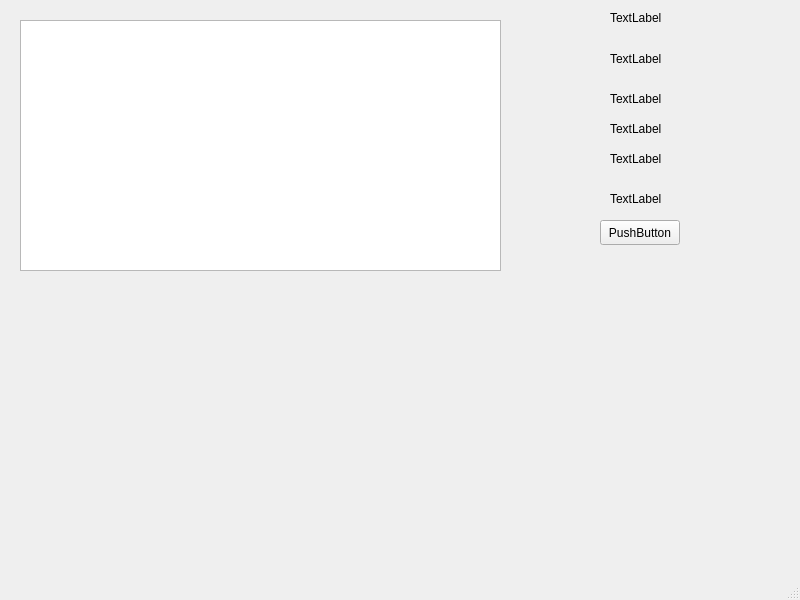
Above: mainwindow.ui from Dash-02/projects_db before the change. Below: the same form after it.
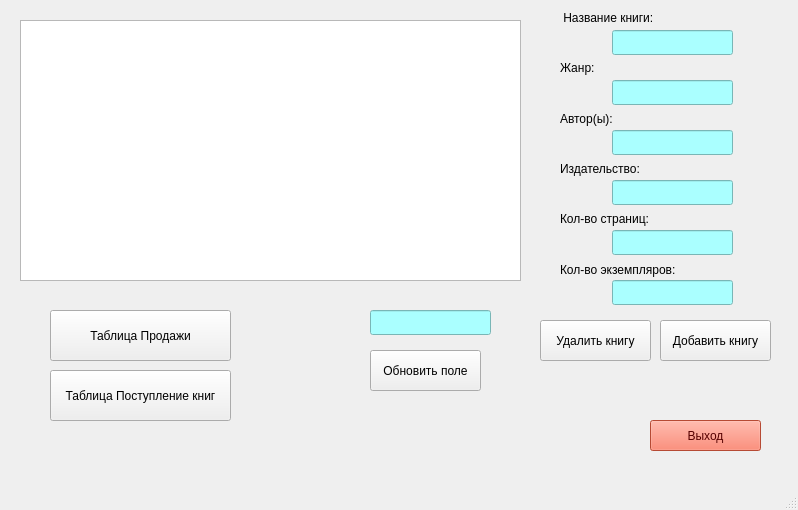
That is the form after the change.

The edit to the form file:
```diff
--- a/mainwindow.ui
+++ b/mainwindow.ui
@@ -6,64 +6,51 @@
    <rect>
     <x>0</x>
     <y>0</y>
-    <width>800</width>
-    <height>600</height>
+    <width>798</width>
+    <height>510</height>
    </rect>
   </property>
   <property name="windowTitle">
    <string>MainWindow</string>
   </property>
   <widget class="QWidget" name="centralwidget">
-   <widget class="QLabel" name="label_5">
+   <widget class="QPushButton" name="AddBtn">
     <property name="geometry">
      <rect>
-      <x>610</x>
-      <y>190</y>
-      <width>54</width>
-      <height>17</height>
+      <x>660</x>
+      <y>320</y>
+      <width>111</width>
+      <height>41</height>
      </rect>
     </property>
     <property name="text">
-     <string>TextLabel</string>
-    </property>
-   </widget>
-   <widget class="QPushButton" name="pushButton">
-    <property name="geometry">
-     <rect>
-      <x>600</x>
-      <y>220</y>
-      <width>80</width>
-      <height>25</height>
-     </rect>
-    </property>
-    <property name="text">
-     <string>PushButton</string>
+     <string>Добавить книгу</string>
     </property>
    </widget>
    <widget class="QLabel" name="nameTable">
     <property name="geometry">
      <rect>
-      <x>610</x>
+      <x>560</x>
       <y>10</y>
-      <width>81</width>
+      <width>111</width>
       <height>16</height>
      </rect>
     </property>
     <property name="text">
-     <string>TextLabel</string>
+     <string> Название книги:</string>
     </property>
    </widget>
    <widget class="QLabel" name="label_2">
     <property name="geometry">
      <rect>
-      <x>610</x>
-      <y>90</y>
-      <width>54</width>
+      <x>560</x>
+      <y>160</y>
+      <width>91</width>
       <height>17</height>
      </rect>
     </property>
     <property name="text">
-     <string>TextLabel</string>
+     <string>Издательство:</string>
     </property>
    </widget>
    <widget class="QTableView" name="tableView">
@@ -71,48 +58,228 @@
      <rect>
       <x>20</x>
       <y>20</y>
-      <width>481</width>
-      <height>251</height>
+      <width>501</width>
+      <height>261</height>
      </rect>
     </property>
    </widget>
    <widget class="QLabel" name="label_4">
     <property name="geometry">
      <rect>
-      <x>610</x>
-      <y>150</y>
-      <width>54</width>
+      <x>560</x>
+      <y>210</y>
+      <width>101</width>
       <height>17</height>
      </rect>
     </property>
     <property name="text">
-     <string>TextLabel</string>
+     <string>Кол-во страниц:</string>
     </property>
    </widget>
    <widget class="QLabel" name="label_3">
     <property name="geometry">
      <rect>
-      <x>610</x>
-      <y>120</y>
-      <width>54</width>
+      <x>560</x>
+      <y>110</y>
+      <width>61</width>
       <height>17</height>
      </rect>
     </property>
     <property name="text">
-     <string>TextLabel</string>
+     <string>Автор(ы):</string>
     </property>
    </widget>
    <widget class="QLabel" name="label_1">
     <property name="geometry">
      <rect>
-      <x>610</x>
-      <y>50</y>
+      <x>560</x>
+      <y>60</y>
       <width>54</width>
-      <height>17</height>
+      <height>16</height>
      </rect>
     </property>
     <property name="text">
-     <string>TextLabel</string>
+     <string>Жанр:</string>
+    </property>
+   </widget>
+   <widget class="QLineEdit" name="lineEdit">
+    <property name="geometry">
+     <rect>
+      <x>612</x>
+      <y>30</y>
+      <width>121</width>
+      <height>25</height>
+     </rect>
+    </property>
+    <property name="styleSheet">
+     <string notr="true">background-color: rgb(170, 255, 255);
+color: rgb(0, 0, 0);</string>
+    </property>
+   </widget>
+   <widget class="QLineEdit" name="lineEdit_2">
+    <property name="geometry">
+     <rect>
+      <x>612</x>
+      <y>80</y>
+      <width>121</width>
+      <height>25</height>
+     </rect>
+    </property>
+    <property name="styleSheet">
+     <string notr="true">background-color: rgb(170, 255, 255);
+color: rgb(0, 0, 0);</string>
+    </property>
+   </widget>
+   <widget class="QLineEdit" name="lineEdit_3">
+    <property name="geometry">
+     <rect>
+      <x>612</x>
+      <y>130</y>
+      <width>121</width>
+      <height>25</height>
+     </rect>
+    </property>
+    <property name="styleSheet">
+     <string notr="true">background-color: rgb(170, 255, 255);
+color: rgb(0, 0, 0);</string>
+    </property>
+   </widget>
+   <widget class="QLineEdit" name="lineEdit_4">
+    <property name="geometry">
+     <rect>
+      <x>612</x>
+      <y>180</y>
+      <width>121</width>
+      <height>25</height>
+     </rect>
+    </property>
+    <property name="styleSheet">
+     <string notr="true">background-color: rgb(170, 255, 255);
+color: rgb(0, 0, 0);</string>
+    </property>
+   </widget>
+   <widget class="QLineEdit" name="lineEdit_5">
+    <property name="geometry">
+     <rect>
+      <x>612</x>
+      <y>230</y>
+      <width>121</width>
+      <height>25</height>
+     </rect>
+    </property>
+    <property name="styleSheet">
+     <string notr="true">background-color: rgb(170, 255, 255);
+color: rgb(0, 0, 0);</string>
+    </property>
+   </widget>
+   <widget class="QLabel" name="label_5">
+    <property name="geometry">
+     <rect>
+      <x>560</x>
+      <y>260</y>
+      <width>131</width>
+      <height>20</height>
+     </rect>
+    </property>
+    <property name="text">
+     <string>Кол-во экземпляров:</string>
+    </property>
+   </widget>
+   <widget class="QLineEdit" name="lineEdit_6">
+    <property name="geometry">
+     <rect>
+      <x>612</x>
+      <y>280</y>
+      <width>121</width>
+      <height>25</height>
+     </rect>
+    </property>
+    <property name="styleSheet">
+     <string notr="true">background-color: rgb(170, 255, 255);
+color: rgb(0, 0, 0);</string>
+    </property>
+   </widget>
+   <widget class="QPushButton" name="DeleteBtn">
+    <property name="geometry">
+     <rect>
+      <x>540</x>
+      <y>320</y>
+      <width>111</width>
+      <height>41</height>
+     </rect>
+    </property>
+    <property name="text">
+     <string>Удалить книгу</string>
+    </property>
+   </widget>
+   <widget class="QPushButton" name="tabProdBtn">
+    <property name="geometry">
+     <rect>
+      <x>50</x>
+      <y>310</y>
+      <width>181</width>
+      <height>51</height>
+     </rect>
+    </property>
+    <property name="text">
+     <string>Таблица Продажи</string>
+    </property>
+   </widget>
+   <widget class="QPushButton" name="tabArriwal">
+    <property name="geometry">
+     <rect>
+      <x>50</x>
+      <y>370</y>
+      <width>181</width>
+      <height>51</height>
+     </rect>
+    </property>
+    <property name="text">
+     <string>Таблица Поступление книг</string>
+    </property>
+   </widget>
+   <widget class="QPushButton" name="UpdateBtn">
+    <property name="geometry">
+     <rect>
+      <x>370</x>
+      <y>350</y>
+      <width>111</width>
+      <height>41</height>
+     </rect>
+    </property>
+    <property name="text">
+     <string>Обновить поле</string>
+    </property>
+   </widget>
+   <widget class="QPushButton" name="ExitBtn">
+    <property name="geometry">
+     <rect>
+      <x>650</x>
+      <y>420</y>
+      <width>111</width>
+      <height>31</height>
+     </rect>
+    </property>
+    <property name="styleSheet">
+     <string notr="true">background-color: rgb(255, 103, 73);
+color: rgb(85, 0, 0);</string>
+    </property>
+    <property name="text">
+     <string>Выход</string>
+    </property>
+   </widget>
+   <widget class="QLineEdit" name="lineEdit_7">
+    <property name="geometry">
+     <rect>
+      <x>370</x>
+      <y>310</y>
+      <width>121</width>
+      <height>25</height>
+     </rect>
+    </property>
+    <property name="styleSheet">
+     <string notr="true">background-color: rgb(170, 255, 255);
+color: rgb(0, 0, 0);</string>
     </property>
    </widget>
   </widget>
```
Left out of the diff: 2 changed lines with no effect on the pictures.
